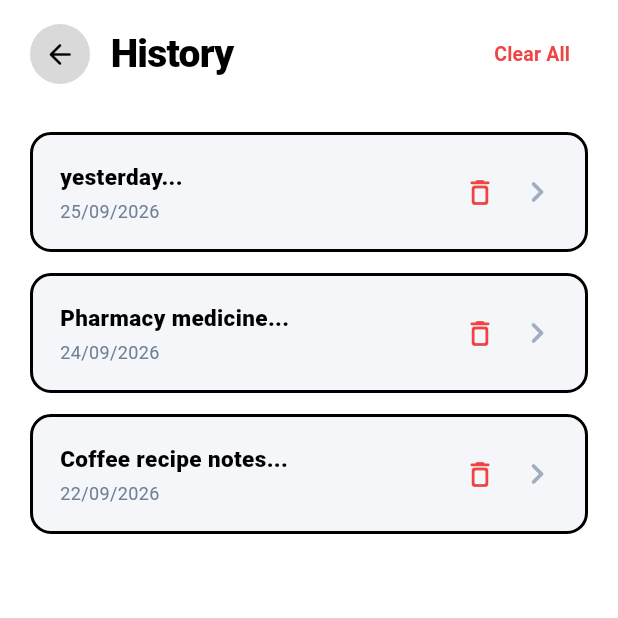
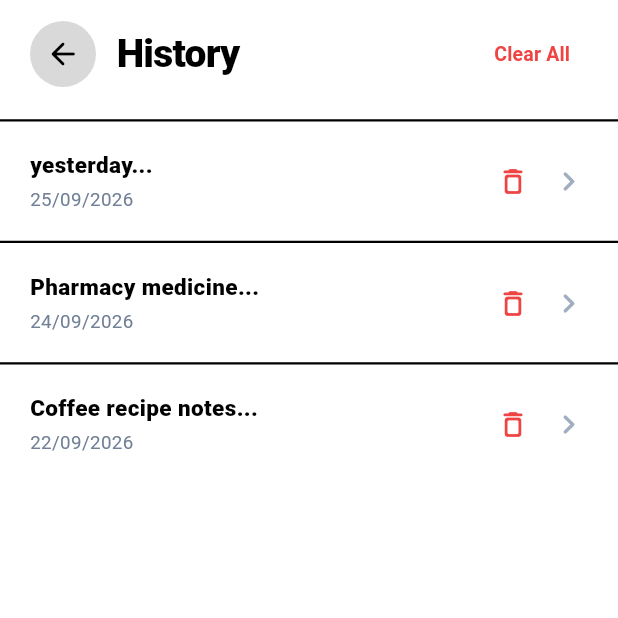
Before and after one commit to senjaikuyo/eye_lens, a Flutter app: the HistoryScreen screen opened directly, on a phone screen of 412 x 824 dp, the top half of it. Run offline on Flutter 3.47's test engine with Material 3 defaults, Android fonts, the phone set to English and light mode, and no system bars.

Commit message:
feat: update history screen to borderless flat list layout

```diff
--- a/lib/screens/history/history_screen.dart
+++ b/lib/screens/history/history_screen.dart
@@ -167,27 +167,27 @@ class _HistoryScreenState extends State<HistoryScreen> {
     final isHighContrast = themeProvider.isHighContrast;
     final strings = AppStrings.of(context);
 
-    final cardBorderColor = isHighContrast
+    final dividerColor = isHighContrast
         ? (isDark ? Colors.white : Colors.black)
-        : (isDark ? const Color(0xFF333333) : const Color(0xFFD9E0E8));
-    final cardBorderWidth = isHighContrast ? 2.0 : 1.0;
+        : (isDark ? const Color(0xFF2A2A2A) : const Color(0xFFEDEDED));
+    final dividerThickness = isHighContrast ? 1.5 : 0.8;
 
     return Scaffold(
       backgroundColor: isDark ? AppColors.black : AppColors.white,
       body: SafeArea(
-        child: Padding(
-          padding: const EdgeInsets.symmetric(horizontal: 20),
         child: Column(
           crossAxisAlignment: CrossAxisAlignment.start,
           children: [
             const SizedBox(height: 12),
 
             // Header: Back Button + "History" Title + Clear All Action
-              Row(
+            Padding(
+              padding: const EdgeInsets.symmetric(horizontal: 20),
+              child: Row(
                 children: [
                   Container(
-                    width: 40,
-                    height: 40,
+                    width: 44,
+                    height: 44,
                     decoration: BoxDecoration(
                       color: isDark
                           ? const Color(0xFF2A2A2A)
@@ -200,7 +200,7 @@ class _HistoryScreenState extends State<HistoryScreen> {
                       icon: Icon(
                         Icons.arrow_back_rounded,
                         color: isDark ? Colors.white : Colors.black,
-                        size: 22,
+                        size: 24,
                       ),
                     ),
                   ),
@@ -230,17 +230,23 @@ class _HistoryScreenState extends State<HistoryScreen> {
                     ),
                 ],
               ),
+            ),
 
-              const SizedBox(height: 28),
+            const SizedBox(height: 20),
+            Divider(color: dividerColor, thickness: dividerThickness, height: 1),
 
-              // History list or Empty State
+            // History Flat List or Empty State (No outer card boxes, clean flat dividers matching UI)
             Expanded(
               child: _historyList.isEmpty
                   ? _buildEmptyState(strings, isDark)
                   : ListView.separated(
+                      padding: EdgeInsets.zero,
                       itemCount: _historyList.length,
-                        separatorBuilder: (context, index) =>
-                            const SizedBox(height: 14),
+                      separatorBuilder: (context, index) => Divider(
+                        color: dividerColor,
+                        thickness: dividerThickness,
+                        height: 1,
+                      ),
                       itemBuilder: (context, index) {
                         final item = _historyList[index];
                         return Dismissible(
@@ -253,10 +259,7 @@ class _HistoryScreenState extends State<HistoryScreen> {
                           background: Container(
                             alignment: Alignment.centerRight,
                             padding: const EdgeInsets.only(right: 20),
-                              decoration: BoxDecoration(
                             color: const Color(0xFFEF4444),
-                                borderRadius: BorderRadius.circular(14),
-                              ),
                             child: const Icon(
                               Icons.delete_outline_rounded,
                               color: Colors.white,
@@ -264,10 +267,7 @@ class _HistoryScreenState extends State<HistoryScreen> {
                             ),
                           ),
                           child: Material(
-                              color: isDark
-                                  ? const Color(0xFF1E1E1E)
-                                  : const Color(0xFFF4F6F9),
-                              borderRadius: BorderRadius.circular(14),
+                            color: Colors.transparent,
                             child: InkWell(
                               onTap: () {
                                 Navigator.of(context).push(
@@ -277,18 +277,10 @@ class _HistoryScreenState extends State<HistoryScreen> {
                                   ),
                                 );
                               },
-                                borderRadius: BorderRadius.circular(14),
-                                child: Container(
+                              child: Padding(
                                 padding: const EdgeInsets.symmetric(
-                                    horizontal: 18,
-                                    vertical: 14,
-                                  ),
-                                  decoration: BoxDecoration(
-                                    borderRadius: BorderRadius.circular(14),
-                                    border: Border.all(
-                                      color: cardBorderColor,
-                                      width: cardBorderWidth,
-                                    ),
+                                  horizontal: 20,
+                                  vertical: 16,
                                 ),
                                 child: Row(
                                   children: [
@@ -316,7 +308,7 @@ class _HistoryScreenState extends State<HistoryScreen> {
                                               color: isDark
                                                   ? const Color(0xFF999999)
                                                   : const Color(0xFF718096),
-                                                fontSize: 12,
+                                              fontSize: 12.5,
                                               fontWeight: FontWeight.w400,
                                             ),
                                           ),
@@ -337,7 +329,7 @@ class _HistoryScreenState extends State<HistoryScreen> {
                                       color: isDark
                                           ? const Color(0xFF777777)
                                           : const Color(0xFFA0AEC0),
-                                        size: 28,
+                                      size: 26,
                                     ),
                                   ],
                                 ),
@@ -349,7 +341,6 @@ class _HistoryScreenState extends State<HistoryScreen> {
                     ),
             ),
           ],
-          ),
         ),
       ),
     );
```
Lines whose indentation alone changed are shown as unchanged.
